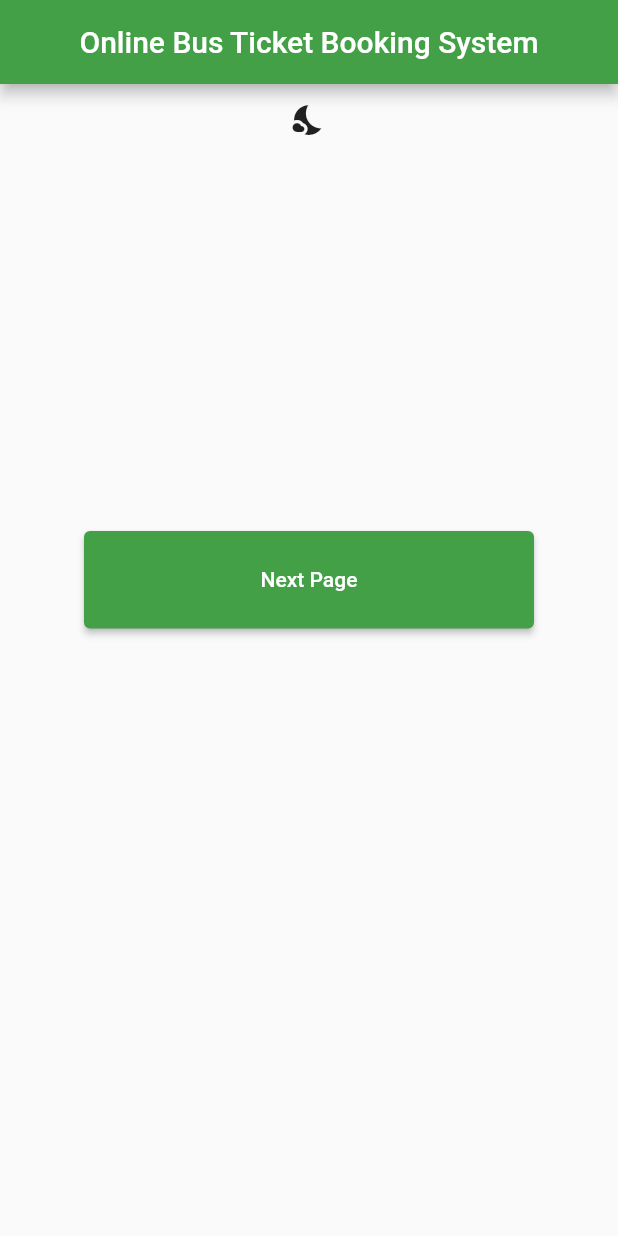
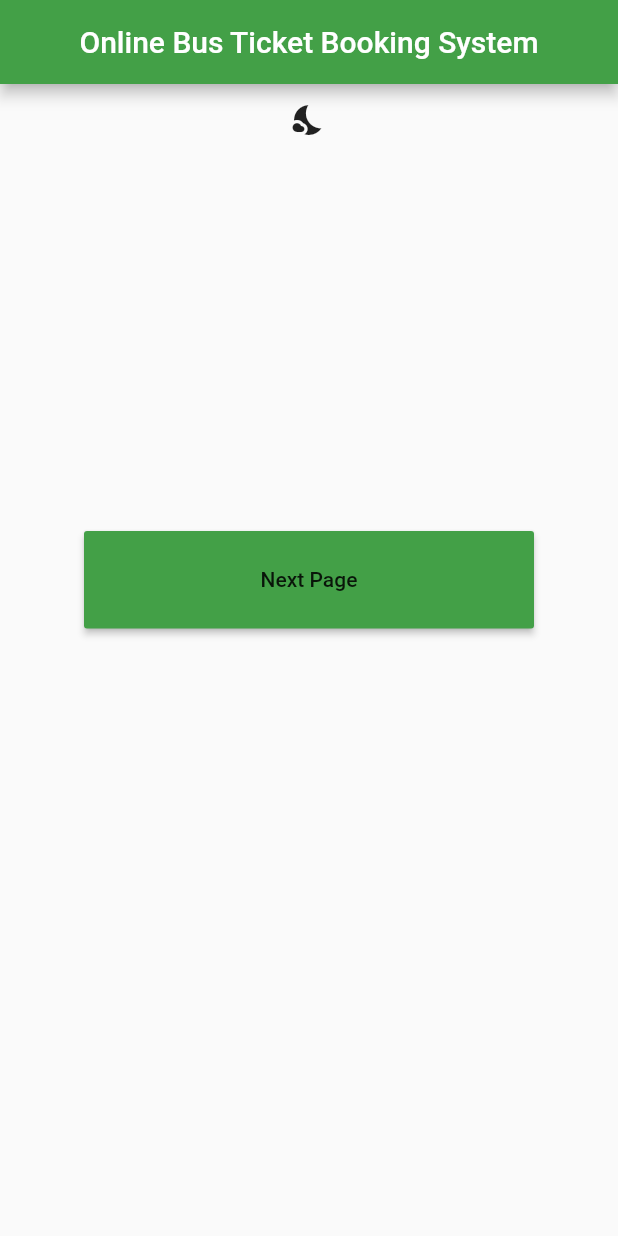
Before and after one commit to Somrat-H/bus_pass, a Flutter app: the screen it shows after launch, on a phone screen of 412 x 824 dp. Run offline on Flutter 3.47's test engine with Material 2 defaults, Android fonts, the phone set to English and light mode, and no system bars.

Commit message:
final commit

```diff
--- a/lib/home_page.dart
+++ b/lib/home_page.dart
@@ -61,9 +61,9 @@ class _HomePageState extends State<HomePage> {
                   child: SizedBox(
                     height: 65,
                     width: 300,
-                    child: ElevatedButton(
-                        style: ElevatedButton.styleFrom(
-                            backgroundColor: Colors.green.shade600),
+                    child: (
+                       MaterialButton(
+                        color: Colors.green.shade600,
                         onPressed: () {
                           Navigator.push(
                               context,
@@ -72,8 +72,9 @@ class _HomePageState extends State<HomePage> {
                         },
                         child: const Text(
                           'Next Page',
-                        )),
+                        ))
                   ),
+                ),
                 ),
               ],
             )
```
